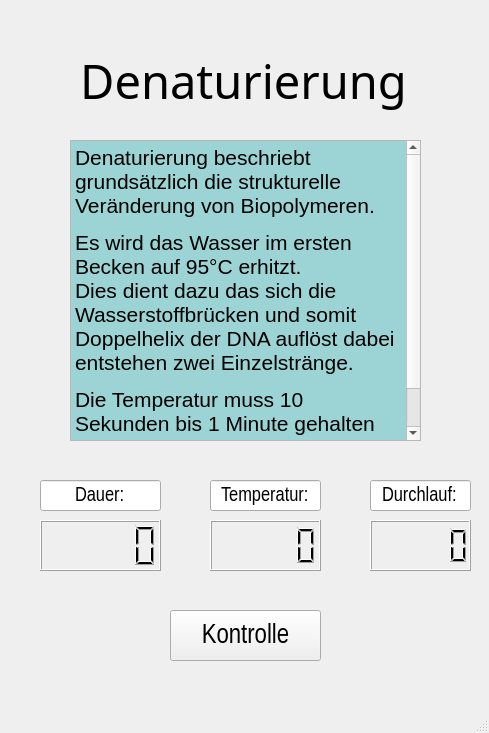
Old version of the form dipl_Phasenablauf/AblaufWindowDenat_v1.ui in the repository diplomarbeit-PCR/Diplomarbeit_PCR.
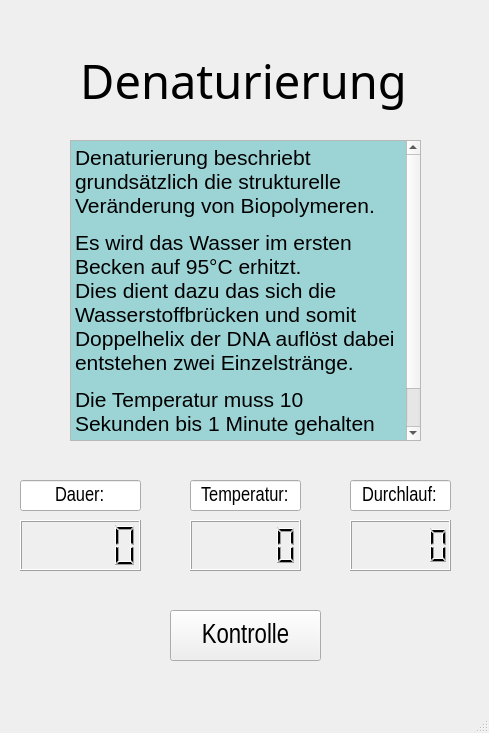
New version of the form.

The edit to the form file:
```diff
--- a/dipl_Phasenablauf/AblaufWindowDenat_v1.ui
+++ b/dipl_Phasenablauf/AblaufWindowDenat_v1.ui
@@ -84,7 +84,7 @@
    <widget class="QLCDNumber" name="DL_zaehler">
     <property name="geometry">
      <rect>
-      <x>370</x>
+      <x>350</x>
       <y>520</y>
       <width>101</width>
       <height>51</height>
@@ -94,7 +94,7 @@
    <widget class="QLineEdit" name="DL_line">
     <property name="geometry">
      <rect>
-      <x>370</x>
+      <x>350</x>
       <y>480</y>
       <width>101</width>
       <height>31</height>
@@ -119,7 +119,7 @@
    <widget class="QLCDNumber" name="Timer_zaehler">
     <property name="geometry">
      <rect>
-      <x>40</x>
+      <x>20</x>
       <y>520</y>
       <width>121</width>
       <height>51</height>
@@ -129,7 +129,7 @@
    <widget class="QLineEdit" name="Dauer_line">
     <property name="geometry">
      <rect>
-      <x>40</x>
+      <x>20</x>
       <y>480</y>
       <width>121</width>
       <height>31</height>
@@ -154,7 +154,7 @@
    <widget class="QLCDNumber" name="temp_sensD">
     <property name="geometry">
      <rect>
-      <x>210</x>
+      <x>190</x>
       <y>520</y>
       <width>111</width>
       <height>51</height>
@@ -164,7 +164,7 @@
    <widget class="QLineEdit" name="Temp_line">
     <property name="geometry">
      <rect>
-      <x>210</x>
+      <x>190</x>
       <y>480</y>
       <width>111</width>
       <height>31</height>
```
